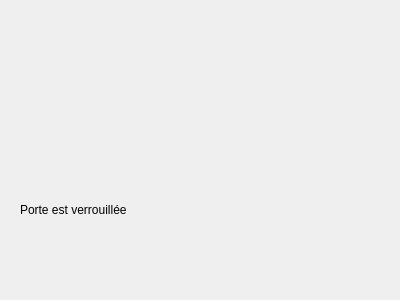
The window that digicode/porte.ui (msoulard/Projet_Digicode) describes before a commit, drawn with Qt 5.
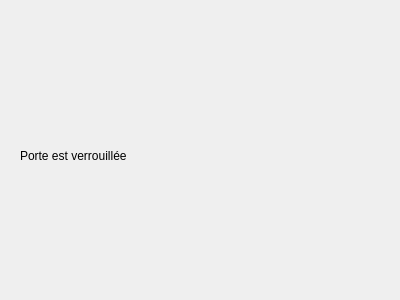
The same window after the commit. Icons and pictures are not drawn.

Diff of the .ui file:
```diff
--- a/digicode/porte.ui
+++ b/digicode/porte.ui
@@ -18,8 +18,8 @@
     <rect>
      <x>20</x>
      <y>20</y>
-     <width>251</width>
-     <height>251</height>
+     <width>123</width>
+     <height>179</height>
     </rect>
    </property>
    <layout class="QVBoxLayout" name="verticalLayout">
```
